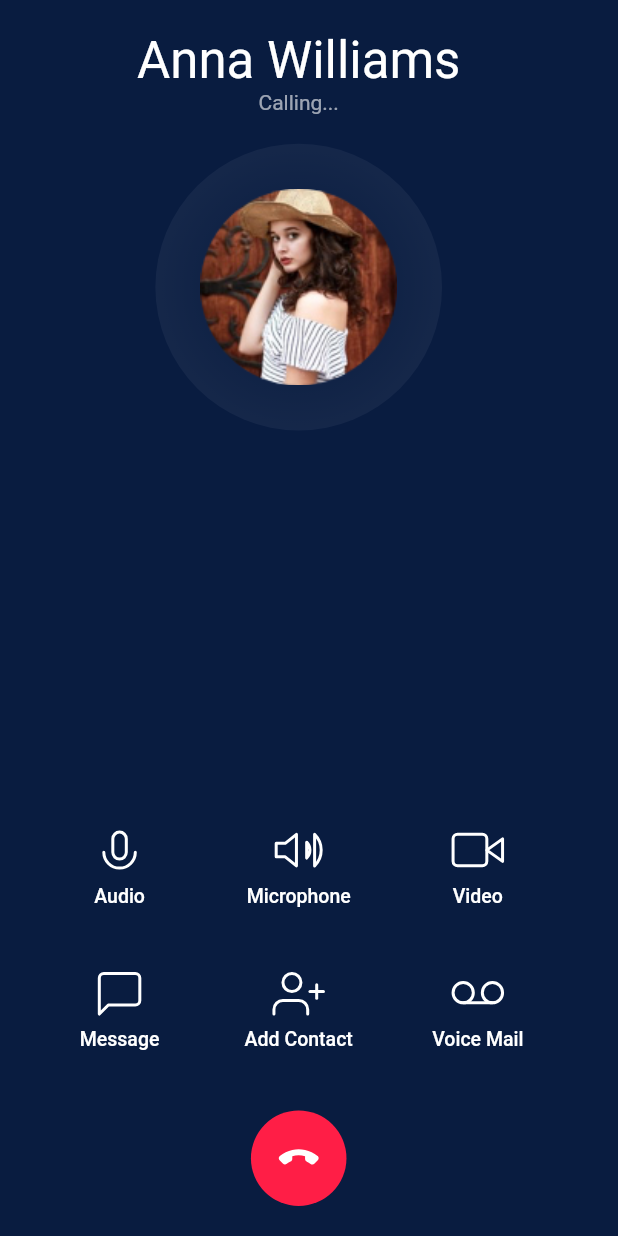
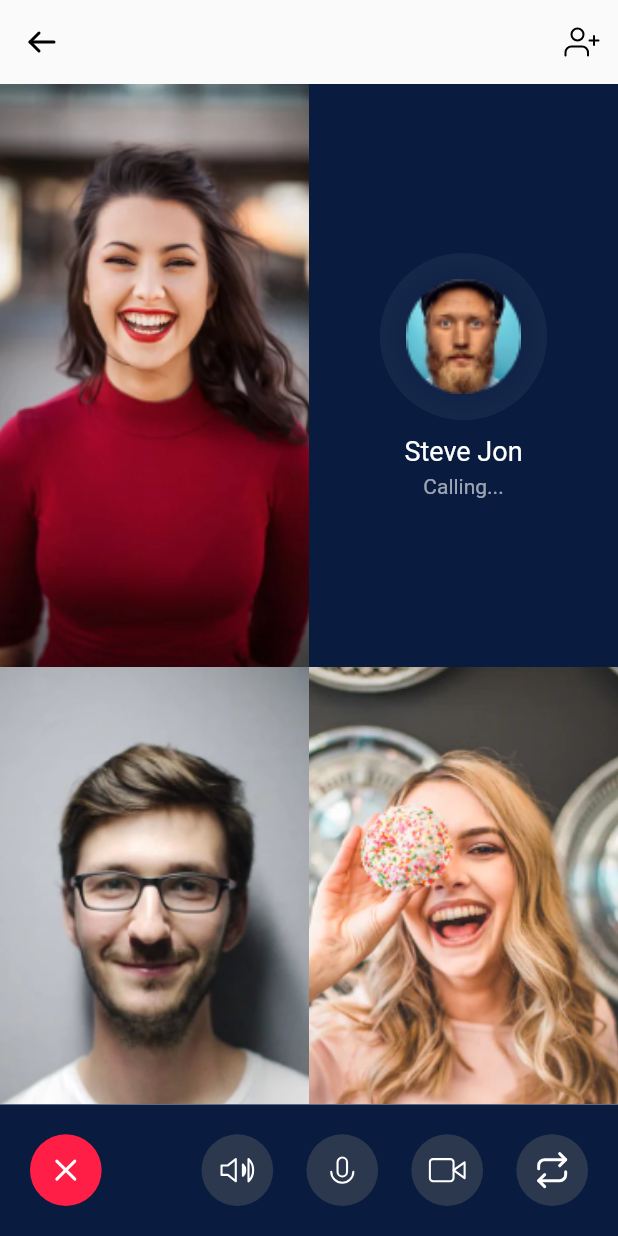
Before and after one commit to Runebjo/Flutter-Calling-Interface, a Flutter app: the screen it shows after launch, on a phone screen of 412 x 824 dp. Run offline on Flutter 3.47's test engine with Material 2 defaults, Android fonts, the phone set to English and light mode, and no system bars; our stand-ins replace flutter_svg.

Commit message:
Finished group call

```diff
--- a/lib/main.dart
+++ b/lib/main.dart
@@ -1,4 +1,4 @@
-import 'package:calling/screens/dialScreen/dial_screen.dart';
+import 'package:calling/screens/groupCall/group_call_screen.dart';
 import 'package:flutter/material.dart';
 
 void main() {
@@ -15,7 +15,7 @@ class MyApp extends StatelessWidget {
       theme: ThemeData(
         visualDensity: VisualDensity.adaptivePlatformDensity,
       ),
-      home: DialScreen(),
+      home: GroupCallScreen(),
     );
   }
 }
--- a/lib/screens/audioCallWithImage/components/body.dart
+++ b/lib/screens/audioCallWithImage/components/body.dart
@@ -1,7 +1,5 @@
 import 'package:calling/components/rounded_button.dart';
 import 'package:flutter/material.dart';
-import 'package:flutter_svg/flutter_svg.dart';
-
 import '../../../constants.dart';
 import '../../../size_config.dart';
 
--- a/lib/screens/dialScreen/components/body.dart
+++ b/lib/screens/dialScreen/components/body.dart
@@ -3,7 +3,6 @@ import 'package:calling/components/rounded_button.dart';
 import 'package:calling/constants.dart';
 import 'package:calling/size_config.dart';
 import 'package:flutter/material.dart';
-import 'package:flutter_svg/flutter_svg.dart';
 
 import 'dial_button.dart';
 
--- /dev/null
+++ b/lib/screens/groupCall/components/body.dart
@@ -0,0 +1,47 @@
+import 'package:calling/screens/groupCall/components/user_calling_card.dart';
+import 'package:flutter/material.dart';
+
+class Body extends StatelessWidget {
+  @override
+  Widget build(BuildContext context) {
+    return GridView.builder(
+      itemCount: demoData.length,
+      gridDelegate: SliverGridDelegateWithFixedCrossAxisCount(
+        childAspectRatio: 0.53,
+        crossAxisCount: 2,
+      ),
+      itemBuilder: (context, index) => demoData[index]['isCalling']
+          ? UserCallingCard(
+              name: demoData[index]['name'],
+              image: demoData[index]['image'],
+            )
+          : Image.asset(
+              demoData[index]['image'],
+              fit: BoxFit.cover,
+            ),
+    );
+  }
+}
+
+List<Map<String, dynamic>> demoData = [
+  {
+    "isCalling": false,
+    "name": "User 1",
+    "image": "assets/images/goup_call_1.png",
+  },
+  {
+    "isCalling": true,
+    "name": "Steve Jon",
+    "image": "assets/images/group_call_face_small.png",
+  },
+  {
+    "isCalling": false,
+    "name": "User 1",
+    "image": "assets/images/group_call_face_2.png",
+  },
+  {
+    "isCalling": false,
+    "name": "User 1",
+    "image": "assets/images/group_call_face_3.png",
+  }
+];
--- /dev/null
+++ b/lib/screens/groupCall/components/user_calling_card.dart
@@ -0,0 +1,40 @@
+import 'package:calling/components/dial_user_pic.dart';
+import 'package:calling/constants.dart';
+import 'package:calling/size_config.dart';
+import 'package:flutter/material.dart';
+
+class UserCallingCard extends StatelessWidget {
+  const UserCallingCard({
+    Key key,
+    @required this.name,
+    @required this.image,
+  }) : super(key: key);
+
+  final String name, image;
+
+  @override
+  Widget build(BuildContext context) {
+    return Container(
+      color: kBackgoundColor,
+      child: Column(
+        mainAxisAlignment: MainAxisAlignment.center,
+        children: [
+          DialUserPic(
+            image: image,
+            size: 112,
+          ),
+          VerticalSpacing(of: 10),
+          Text(
+            name,
+            style: TextStyle(fontSize: 18, color: Colors.white),
+          ),
+          VerticalSpacing(of: 5),
+          Text(
+            "Calling...",
+            style: TextStyle(color: Colors.white60),
+          )
+        ],
+      ),
+    );
+  }
+}
--- /dev/null
+++ b/lib/screens/groupCall/group_call_screen.dart
@@ -0,0 +1,97 @@
+import 'package:calling/components/rounded_button.dart';
+import 'package:calling/constants.dart';
+import 'package:calling/size_config.dart';
+import 'package:flutter/material.dart';
+import 'package:flutter_svg/flutter_svg.dart';
+import 'components/body.dart';
+
+class GroupCallScreen extends StatelessWidget {
+  @override
+  Widget build(BuildContext context) {
+    SizeConfig().init(context);
+    return Scaffold(
+      extendBodyBehindAppBar: true,
+      appBar: buildAppBar(),
+      body: Body(),
+      bottomNavigationBar: buildBottomNavBar(),
+    );
+  }
+
+  AppBar buildAppBar() {
+    return AppBar(
+      backgroundColor: Colors.transparent,
+      elevation: 0,
+      leading: IconButton(
+        icon: SvgPicture.asset(
+          "assets/icons/Icon Back.svg",
+          color: Colors.black,
+        ),
+        onPressed: () {},
+      ),
+      actions: [
+        IconButton(
+          icon: SvgPicture.asset(
+            "assets/icons/Icon User.svg",
+            color: Colors.black,
+            height: 24,
+          ),
+          onPressed: () {},
+        )
+      ],
+    );
+  }
+
+  Container buildBottomNavBar() {
+    return Container(
+      color: kBackgoundColor,
+      child: SafeArea(
+        child: Padding(
+          padding: const EdgeInsets.all(20),
+          child: Row(
+            children: [
+              RoundedButton(
+                size: 48,
+                iconSrc: "assets/icons/Icon Close.svg",
+                color: kRedColor,
+                iconColor: Colors.white,
+                press: () {},
+              ),
+              Spacer(flex: 3),
+              RoundedButton(
+                size: 48,
+                iconSrc: "assets/icons/Icon Volume.svg",
+                color: Color(0xFF2C384D),
+                iconColor: Colors.white,
+                press: () {},
+              ),
+              Spacer(),
+              RoundedButton(
+                size: 48,
+                iconSrc: "assets/icons/Icon Mic.svg",
+                color: Color(0xFF2C384D),
+                iconColor: Colors.white,
+                press: () {},
+              ),
+              Spacer(),
+              RoundedButton(
+                size: 48,
+                iconSrc: "assets/icons/Icon Video.svg",
+                color: Color(0xFF2C384D),
+                iconColor: Colors.white,
+                press: () {},
+              ),
+              Spacer(),
+              RoundedButton(
+                size: 48,
+                iconSrc: "assets/icons/Icon Repeat.svg",
+                color: Color(0xFF2C384D),
+                iconColor: Colors.white,
+                press: () {},
+              )
+            ],
+          ),
+        ),
+      ),
+    );
+  }
+}
```
